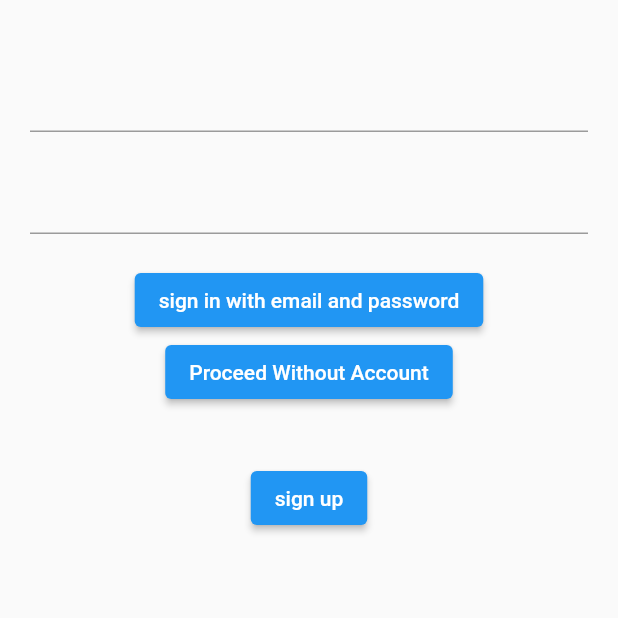
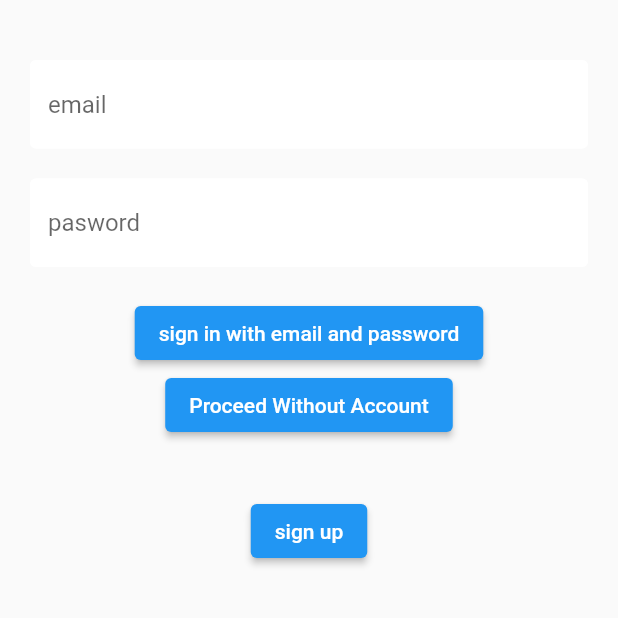
Before and after one commit to s-alad/trust, a Flutter app: the screen it shows after launch, on a phone screen of 412 x 824 dp, the top half of it. Run offline on Flutter 3.47's test engine with Material 2 defaults, Android fonts, the phone set to English and light mode, and no system bars; our stand-ins replace firebase_auth, firebase_core; accounts and stored records are empty.

Commit message:
input shared

```diff
--- /dev/null
+++ b/trust/lib/common/constants.dart
@@ -0,0 +1,15 @@
+import 'package:flutter/material.dart';
+
+oneInputDecoration(String text) {
+  return InputDecoration(
+    hintText: text,
+    filled: true,
+    fillColor: Colors.white,
+    enabledBorder: OutlineInputBorder(
+      borderSide: BorderSide(color: Colors.white, width: 2.0),
+    ),
+    focusedBorder: OutlineInputBorder(
+      borderSide: BorderSide(color: Colors.pink, width: 2.0),
+    ),
+  );
+}
--- a/trust/lib/screens/authenticate/register.dart
+++ b/trust/lib/screens/authenticate/register.dart
@@ -1,4 +1,5 @@
 import 'package:flutter/material.dart';
+import 'package:trust/common/constants.dart';
 import 'package:trust/services/auth.dart';
 import 'package:trust/common/check.dart';
 
@@ -35,6 +36,7 @@ class _RegisterState extends State<Register> {
                     height: 20,
                   ),
                   TextFormField(
+                    decoration: oneInputDecoration("email"),
                     validator: check.emailValidator(),
                     onChanged: (value) => {setState(() => email = value)},
                   ),
@@ -42,6 +44,7 @@ class _RegisterState extends State<Register> {
                     height: 20,
                   ),
                   TextFormField(
+                    decoration: oneInputDecoration("password"),
                     validator: check.passwordValidator(),
                     obscureText: true,
                     onChanged: (value) => {setState(() => password = value)},
--- a/trust/lib/screens/authenticate/sign_in.dart
+++ b/trust/lib/screens/authenticate/sign_in.dart
@@ -1,6 +1,8 @@
 import 'package:flutter/material.dart';
 import 'package:trust/common/check.dart';
 import 'package:trust/services/auth.dart';
+
+import '../../common/constants.dart';
 
 class SignIn extends StatefulWidget {
   final Function? toggle;
@@ -46,6 +48,7 @@ class _SignInState extends State<SignIn> {
                     height: 20,
                   ),
                   TextFormField(
+                    decoration: oneInputDecoration("email"),
                     validator: check.emailValidator(),
                     onChanged: (value) => {setState(() => email = value)},
                   ),
@@ -53,6 +56,7 @@ class _SignInState extends State<SignIn> {
                     height: 20,
                   ),
                   TextFormField(
+                    decoration: oneInputDecoration("pasword"),
                     validator: check.passwordValidator(),
                     obscureText: true,
                     onChanged: (value) => {setState(() => password = value)},
```
